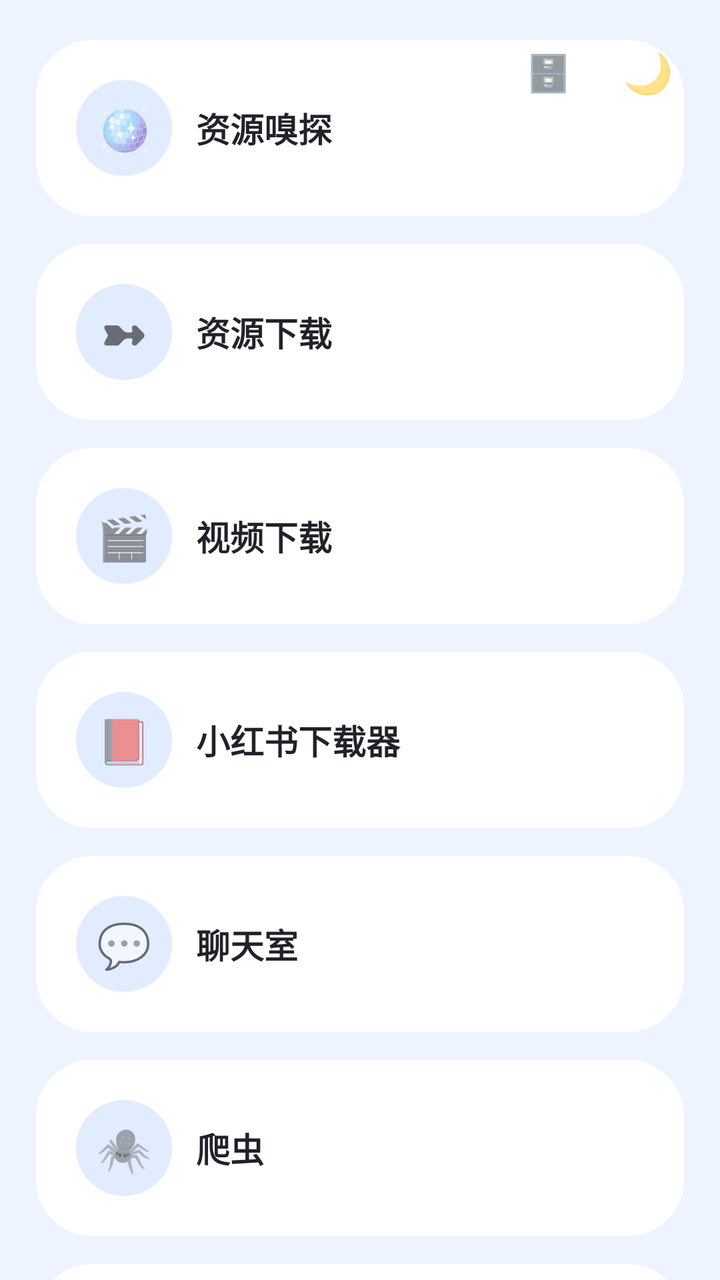
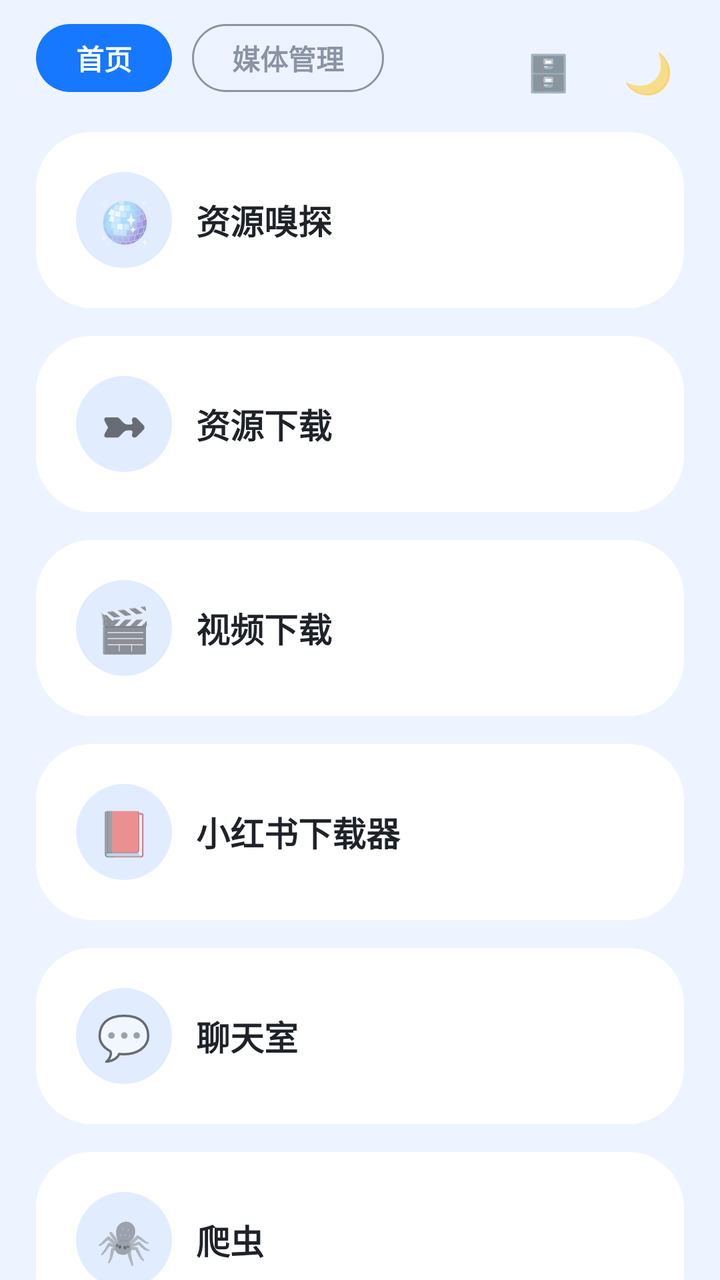

Compare the two renders of this Android layout. The source of the first and the diff that turns it into the second are given below.
<!-- AndroidManifest.xml: application theme AppTheme -->
<!-- res/layout/activity_toolbox.xml -->
<?xml version="1.0" encoding="utf-8"?>
<FrameLayout xmlns:android="http://schemas.android.com/apk/res/android"
    android:id="@+id/toolRoot"
    android:layout_width="match_parent" android:layout_height="match_parent">

    <TextView android:id="@+id/lanToggle"
        android:layout_width="44dp" android:layout_height="44dp"
        android:layout_gravity="top|right" android:layout_marginTop="14dp" android:layout_marginRight="64dp"
        android:gravity="center" android:elevation="6dp"
        android:text="🗄️" android:textSize="18sp"/>

    <TextView android:id="@+id/themeToggle"
        android:layout_width="44dp" android:layout_height="44dp"
        android:layout_gravity="top|right" android:layout_margin="14dp"
        android:gravity="center" android:elevation="6dp"
        android:text="🌙" android:textSize="20sp"/>

    <LinearLayout android:id="@+id/toolColumn"
        android:layout_width="match_parent" android:layout_height="match_parent"
        android:orientation="vertical">

        <ScrollView
            android:layout_width="match_parent" android:layout_height="match_parent"
            android:fillViewport="true" android:scrollbars="none">

            <LinearLayout
                android:layout_width="match_parent" android:layout_height="wrap_content"
                android:orientation="vertical"
                android:paddingLeft="18dp" android:paddingRight="18dp"
                android:paddingTop="20dp" android:paddingBottom="150dp">

                <LinearLayout android:tag="card" android:id="@+id/cardPlayer"
                    android:layout_width="match_parent" android:layout_height="wrap_content"
                    android:background="@drawable/bg_card_md3" android:orientation="vertical"
                    android:padding="20dp">
                    <LinearLayout
                        android:layout_width="match_parent" android:layout_height="wrap_content"
                        android:orientation="horizontal" android:gravity="center_vertical">
                        <TextView
                            android:layout_width="48dp" android:layout_height="48dp"
                            android:background="@drawable/bg_btn_md3"
                            android:text="🪩" android:textSize="22sp" android:gravity="center"/>
                        <TextView
                            android:layout_width="0dp" android:layout_height="wrap_content"
                            android:layout_weight="1" android:layout_marginLeft="12dp"
                            android:text="资源嗅探" android:textSize="17sp"
                            android:textStyle="bold" android:tag="title" android:textColor="@color/textMain"/>
                    </LinearLayout>
                </LinearLayout>

                <LinearLayout android:tag="card" android:id="@+id/cardDownload"
                    android:layout_width="match_parent" android:layout_height="wrap_content"
                    android:layout_marginTop="14dp"
                    android:background="@drawable/bg_card_md3" android:orientation="vertical"
                    android:padding="20dp">
                    <LinearLayout
                        android:layout_width="match_parent" android:layout_height="wrap_content"
                        android:orientation="horizontal" android:gravity="center_vertical">
                        <TextView
                            android:layout_width="48dp" android:layout_height="48dp"
                            android:background="@drawable/bg_btn_md3"
                            android:text="➼" android:textSize="22sp" android:gravity="center"/>
                        <TextView
                            android:layout_width="0dp" android:layout_height="wrap_content"
                            android:layout_weight="1" android:layout_marginLeft="12dp"
                            android:text="资源下载" android:textSize="17sp"
                            android:textStyle="bold" android:tag="title" android:textColor="@color/textMain"/>
                    </LinearLayout>
                </LinearLayout>

                <LinearLayout android:tag="card" android:id="@+id/cardVideoDl"
                    android:layout_width="match_parent" android:layout_height="wrap_content"
                    android:layout_marginTop="14dp"
                    android:background="@drawable/bg_card_md3" android:orientation="vertical"
                    android:padding="20dp">
                    <LinearLayout
                        android:layout_width="match_parent" android:layout_height="wrap_content"
                        android:orientation="horizontal" android:gravity="center_vertical">
                        <TextView
                            android:layout_width="48dp" android:layout_height="48dp"
                            android:background="@drawable/bg_btn_md3"
                            android:text="🎬" android:textSize="22sp" android:gravity="center"/>
                        <TextView
                            android:layout_width="0dp" android:layout_height="wrap_content"
                            android:layout_weight="1" android:layout_marginLeft="12dp"
                            android:text="视频下载" android:textSize="17sp"
                            android:textStyle="bold" android:tag="title" android:textColor="@color/textMain"/>
                    </LinearLayout>
                </LinearLayout>

<LinearLayout android:tag="card" android:id="@+id/cardXhs"
                    android:layout_width="match_parent" android:layout_height="wrap_content"
                    android:layout_marginTop="14dp"
                    android:background="@drawable/bg_card_md3" android:orientation="vertical"
                    android:padding="20dp">
                    <LinearLayout
                        android:layout_width="match_parent" android:layout_height="wrap_content"
                        android:orientation="horizontal" android:gravity="center_vertical">
                        <TextView
                            android:layout_width="48dp" android:layout_height="48dp"
                            android:background="@drawable/bg_btn_md3"
                            android:text="📕" android:textSize="22sp" android:gravity="center"/>
                        <TextView
                            android:layout_width="0dp" android:layout_height="wrap_content"
                            android:layout_weight="1" android:layout_marginLeft="12dp"
                            android:text="小红书下载器" android:textSize="17sp"
                            android:textStyle="bold" android:tag="title" android:textColor="@color/textMain"/>
                    </LinearLayout>
                </LinearLayout>

                <LinearLayout android:tag="card" android:id="@+id/cardChat"
                    android:layout_width="match_parent" android:layout_height="wrap_content"
                    android:layout_marginTop="14dp"
                    android:background="@drawable/bg_card_md3" android:orientation="vertical"
                    android:padding="20dp">
                    <LinearLayout
                        android:layout_width="match_parent" android:layout_height="wrap_content"
                        android:orientation="horizontal" android:gravity="center_vertical">
                        <TextView
                            android:layout_width="48dp" android:layout_height="48dp"
                            android:background="@drawable/bg_btn_md3"
                            android:text="💬" android:textSize="22sp" android:gravity="center"/>
                        <TextView
                            android:layout_width="0dp" android:layout_height="wrap_content"
                            android:layout_weight="1" android:layout_marginLeft="12dp"
                            android:text="聊天室" android:textSize="17sp"
                            android:textStyle="bold" android:tag="title" android:textColor="@color/textMain"/>
                    </LinearLayout>
                </LinearLayout>

                <LinearLayout android:tag="card" android:id="@+id/cardSpider"
                    android:layout_width="match_parent" android:layout_height="wrap_content"
                    android:layout_marginTop="14dp"
                    android:background="@drawable/bg_card_md3" android:orientation="vertical"
                    android:padding="20dp">
                    <LinearLayout
                        android:layout_width="match_parent" android:layout_height="wrap_content"
                        android:orientation="horizontal" android:gravity="center_vertical">
                        <TextView
                            android:layout_width="48dp" android:layout_height="48dp"
                            android:background="@drawable/bg_btn_md3"
                            android:text="🕷️" android:textSize="22sp" android:gravity="center"/>
                        <TextView
                            android:layout_width="0dp" android:layout_height="wrap_content"
                            android:layout_weight="1" android:layout_marginLeft="12dp"
                            android:text="爬虫" android:textSize="17sp"
                            android:textStyle="bold" android:tag="title" android:textColor="@color/textMain"/>
                    </LinearLayout>
                </LinearLayout>

                <LinearLayout android:tag="card" android:id="@+id/calendarCard"
                    android:layout_width="match_parent" android:layout_height="wrap_content"
                    android:layout_marginTop="14dp"
                    android:background="@drawable/bg_card_md3" android:orientation="vertical"
                    android:padding="20dp">
                    <LinearLayout
                        android:layout_width="match_parent" android:layout_height="wrap_content"
                        android:orientation="horizontal" android:gravity="center_vertical">
                        <TextView
                            android:layout_width="48dp" android:layout_height="48dp"
                            android:background="@drawable/bg_btn_md3"
                            android:text="📅" android:textSize="22sp" android:gravity="center"/>
                        <TextView
                            android:layout_width="0dp" android:layout_height="wrap_content"
                            android:layout_weight="1" android:layout_marginLeft="12dp"
                            android:text="日历" android:textSize="17sp"
                            android:textStyle="bold" android:tag="title" android:textColor="@color/textMain"/>
                    </LinearLayout>
                </LinearLayout>

                <LinearLayout android:tag="card" android:id="@+id/cardMed"
                    android:layout_width="match_parent" android:layout_height="wrap_content"
                    android:layout_marginTop="14dp"
                    android:background="@drawable/bg_card_md3" android:orientation="vertical"
                    android:padding="20dp">
                    <LinearLayout
                        android:layout_width="match_parent" android:layout_height="wrap_content"
                        android:orientation="horizontal" android:gravity="center_vertical">
                        <TextView
                            android:layout_width="48dp" android:layout_height="48dp"
                            android:background="@drawable/bg_btn_md3"
                            android:text="💊" android:textSize="22sp" android:gravity="center"/>
                        <TextView
                            android:layout_width="0dp" android:layout_height="wrap_content"
                            android:layout_weight="1" android:layout_marginLeft="12dp"
                            android:text="用药提醒" android:textSize="17sp"
                            android:textStyle="bold" android:tag="title" android:textColor="@color/textMain"/>
                    </LinearLayout>
                    <TextView
                        android:id="@+id/medStatus"
                        android:layout_width="match_parent" android:layout_height="wrap_content"
                        android:layout_marginTop="10dp" android:tag="sub"
                        android:text="🌱 还没有计划，点进去添加" android:textSize="13sp"
                        android:textColor="#8A94A6"/>
                </LinearLayout>

                <LinearLayout android:tag="card" android:id="@+id/cardShortcut"
                    android:layout_width="match_parent" android:layout_height="wrap_content"
                    android:layout_marginTop="14dp"
                    android:background="@drawable/bg_card_md3" android:orientation="vertical"
                    android:padding="20dp">
                    <LinearLayout
                        android:layout_width="match_parent" android:layout_height="wrap_content"
                        android:orientation="horizontal" android:gravity="center_vertical">
                        <TextView
                            android:layout_width="48dp" android:layout_height="48dp"
                            android:background="@drawable/bg_btn_md3"
                            android:text="⚡" android:textSize="22sp" android:gravity="center"/>
                        <TextView
                            android:layout_width="0dp" android:layout_height="wrap_content"
                            android:layout_weight="1" android:layout_marginLeft="12dp"
                            android:text="创建快捷键" android:textSize="17sp"
                            android:textStyle="bold" android:tag="title" android:textColor="@color/textMain"/>
                    </LinearLayout>
                </LinearLayout>



                <LinearLayout android:tag="card" android:id="@+id/cardWeb2Apk"
                    android:layout_width="match_parent" android:layout_height="wrap_content"
                    android:layout_marginTop="14dp"
                    android:background="@drawable/bg_card_md3" android:orientation="vertical"
                    android:padding="20dp">
                    <LinearLayout
                        android:layout_width="match_parent" android:layout_height="wrap_content"
                        android:orientation="horizontal" android:gravity="center_vertical">
                        <TextView
                            android:layout_width="48dp" android:layout_height="48dp"
                            android:background="@drawable/bg_btn_md3"
                            android:text="🌐" android:textSize="22sp" android:gravity="center"/>
                        <TextView
                            android:layout_width="0dp" android:layout_height="wrap_content"
                            android:layout_weight="1" android:layout_marginLeft="12dp"
                            android:text="网页转应用" android:textSize="17sp"
                            android:textStyle="bold" android:tag="title" android:textColor="@color/textMain"/>
                    </LinearLayout>
                </LinearLayout>

                <LinearLayout android:tag="card" android:id="@+id/cardEnt"
                    android:layout_width="match_parent" android:layout_height="wrap_content"
                    android:layout_marginTop="14dp"
                    android:background="@drawable/bg_card_md3" android:orientation="vertical"
                    android:padding="20dp">
                    <LinearLayout
                        android:layout_width="match_parent" android:layout_height="wrap_content"
                        android:orientation="horizontal" android:gravity="center_vertical">
                        <TextView
                            android:layout_width="48dp" android:layout_height="48dp"
                            android:background="@drawable/bg_btn_md3"
                            android:text="🎡" android:textSize="22sp" android:gravity="center"/>
                        <TextView
                            android:layout_width="0dp" android:layout_height="wrap_content"
                            android:layout_weight="1" android:layout_marginLeft="12dp"
                            android:text="娱乐" android:textSize="17sp"
                            android:textStyle="bold" android:tag="title" android:textColor="@color/textMain"/>
                    </LinearLayout>
                </LinearLayout>

            </LinearLayout>
        </ScrollView>
    </LinearLayout>
</FrameLayout>
<!-- resources referenced by this layout -->
<resources>
  <color name="textMain">#1F2329</color>
  <!-- drawable bg_btn_md3 (drawable) -->
  <?xml version="1.0" encoding="utf-8"?>
  <shape xmlns:android="http://schemas.android.com/apk/res/android">
      <solid android:color="#E1ECFF"/>
      <corners android:radius="24dp"/>
  </shape>
  <!-- drawable bg_card_md3 (drawable) -->
  <?xml version="1.0" encoding="utf-8"?>
  <ripple xmlns:android="http://schemas.android.com/apk/res/android"
      android:color="#224C7DFF">
      <item>
          <shape>
              <solid android:color="#FFFFFF"/>
              <corners android:radius="28dp"/>
          </shape>
      </item>
  </ripple>
  <style name="AppTheme" parent="Theme.MaterialComponents.DayNight.NoActionBar">
          <item name="android:windowFullscreen">true</item>
          
          <item name="android:windowSplashScreenBackground">@color/bg</item>
          <item name="android:windowSplashScreenAnimatedIcon">@drawable/splash_transparent</item>
          <item name="android:windowSplashScreenAnimationDuration">0</item>
          <item name="android:windowSplashScreenBehavior">icon_preferred</item>
          <item name="android:windowNoTitle">true</item>
          <item name="android:windowTranslucentNavigation">true</item>
          <item name="android:windowBackground">@color/bg</item>
          <item name="android:colorAccent">@color/blue2</item>
          <item name="colorPrimary">@color/blue2</item>
          <item name="colorSecondary">@color/blue2</item>
          <item name="android:colorControlHighlight">#22315CDE</item>
      </style>
  <color name="bg">#EEF4FF</color>
  <!-- drawable splash_transparent (drawable) -->
  <?xml version="1.0" encoding="utf-8"?>
  <shape xmlns:android="http://schemas.android.com/apk/res/android">
      <solid android:color="@android:color/transparent"/>
  </shape>
  <color name="blue2">#1677FF</color>
</resources>

<!-- the commit's change to res/layout/activity_toolbox.xml (unified diff, before → after) -->
@@ -19,6 +19,32 @@
         android:layout_width="match_parent" android:layout_height="match_parent"
         android:orientation="vertical">
 
+        <HorizontalScrollView
+            android:id="@+id/pillScroll"
+            android:layout_width="match_parent" android:layout_height="wrap_content"
+            android:scrollbars="none" android:paddingTop="12dp"
+            android:paddingLeft="18dp" android:paddingRight="18dp">
+            <LinearLayout
+                android:layout_width="wrap_content" android:layout_height="wrap_content"
+                android:orientation="horizontal">
+                <TextView
+                    android:id="@+id/pillHome"
+                    android:layout_width="wrap_content" android:layout_height="34dp"
+                    android:gravity="center" android:paddingLeft="20dp" android:paddingRight="20dp"
+                    android:background="@drawable/bg_pill_active"
+                    android:text="首页" android:textSize="14sp" android:textStyle="bold"
+                    android:textColor="@android:color/white"/>
+                <TextView
+                    android:id="@+id/pillMedia"
+                    android:layout_width="wrap_content" android:layout_height="34dp"
+                    android:layout_marginLeft="10dp"
+                    android:gravity="center" android:paddingLeft="20dp" android:paddingRight="20dp"
+                    android:background="@drawable/bg_pill_idle"
+                    android:text="媒体管理" android:textSize="14sp" android:textStyle="bold"
+                    android:textColor="@color/textSub"/>
+            </LinearLayout>
+        </HorizontalScrollView>
+
         <ScrollView
             android:layout_width="match_parent" android:layout_height="match_parent"
             android:fillViewport="true" android:scrollbars="none">
<!-- resource entries referenced after the edit -->
@@ -1,6 +1,7 @@
 <!-- resources referenced by this layout -->
 <resources>
   <color name="textMain">#1F2329</color>
+  <color name="textSub">#8A94A6</color>
   <!-- drawable bg_btn_md3 (drawable) -->
   <?xml version="1.0" encoding="utf-8"?>
   <shape xmlns:android="http://schemas.android.com/apk/res/android">
@@ -18,6 +19,19 @@
           </shape>
       </item>
   </ripple>
+  <!-- drawable bg_pill_active (drawable) -->
+  <?xml version="1.0" encoding="utf-8"?>
+  <shape xmlns:android="http://schemas.android.com/apk/res/android">
+      <solid android:color="@color/blue2"/>
+      <corners android:radius="20dp"/>
+  </shape>
+  <!-- drawable bg_pill_idle (drawable) -->
+  <?xml version="1.0" encoding="utf-8"?>
+  <shape xmlns:android="http://schemas.android.com/apk/res/android">
+      <solid android:color="@color/bg"/>
+      <corners android:radius="20dp"/>
+      <stroke android:width="1dp" android:color="@color/textSub"/>
+  </shape>
   <style name="AppTheme" parent="Theme.MaterialComponents.DayNight.NoActionBar">
           <item name="android:windowFullscreen">true</item>
           
